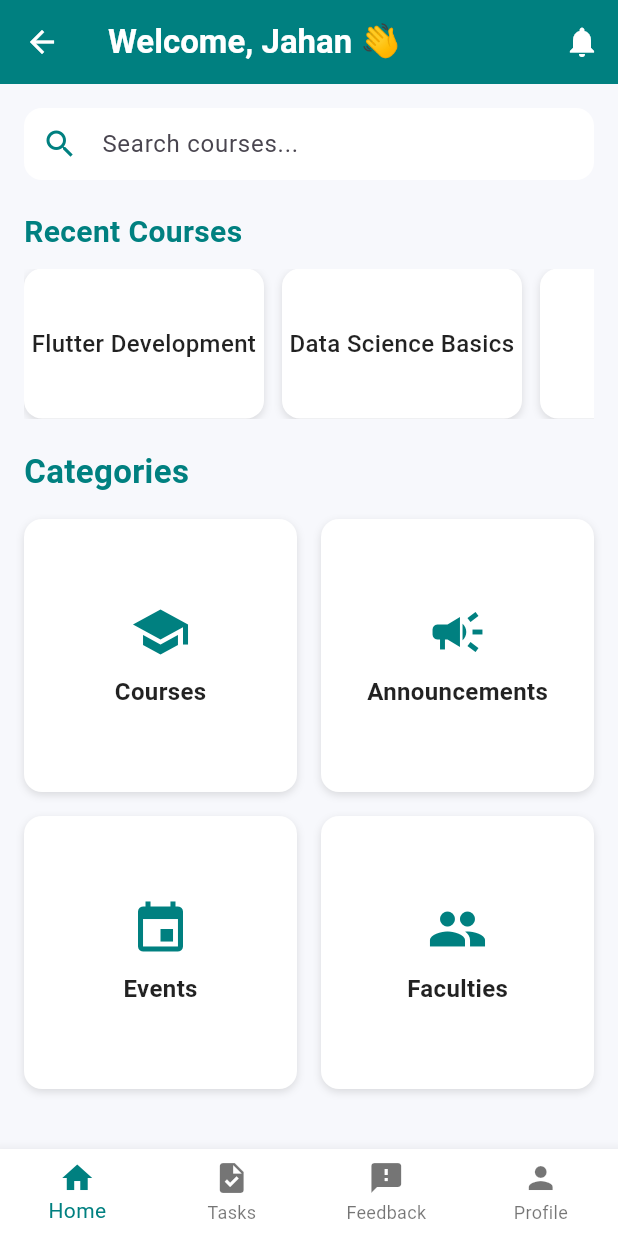
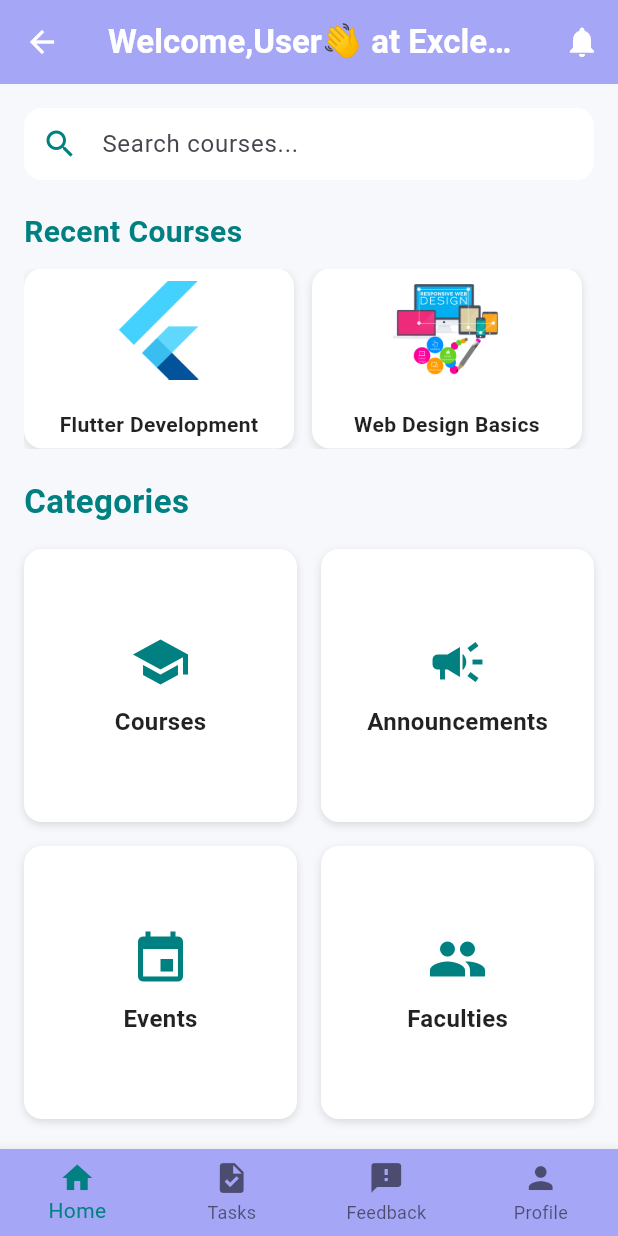
Before and after one commit to IsratJahanSamiha/UpSkillU, a Flutter app: the HomePage screen opened by its route, on a phone screen of 412 x 824 dp. Run offline on Flutter 3.47's test engine with Material 3 defaults, Android fonts, the phone set to English and light mode, and no system bars.

Commit message:
Aroon, i have added the mock api for courses

```diff
--- a/lib/home.dart
+++ b/lib/home.dart
@@ -1,5 +1,7 @@
 import 'package:flutter/material.dart';
 import 'course.dart';
+import 'package:provider/provider.dart';
+import 'course_provider.dart';
 import 'notification.dart';
 import 'profile.dart';
 import 'feedback_page.dart';
@@ -22,11 +24,8 @@ class _HomePageState extends State<HomePage> {
     {'title': 'Faculties', 'icon': Icons.people},
   ];
 
-  final List<String> recentCourses = [
-    'Flutter Development',
-    'Data Science Basics',
-    'Web Design Essentials',
-  ];
+  // recentCourses now comes from CourseProvider (mock API). We keep a local
+  // placeholder while the provider loads.
 
   void _onItemTapped(int index) {
     setState(() {
@@ -63,7 +62,7 @@ class _HomePageState extends State<HomePage> {
 
       // ✅ AppBar
       appBar: AppBar(
-        backgroundColor: const Color(0xFF008080),
+        backgroundColor: const Color(0xFFA5A6F6),
         elevation: 0,
         leading: IconButton(
           icon: const Icon(Icons.arrow_back, color: Colors.white),
@@ -72,18 +71,17 @@ class _HomePageState extends State<HomePage> {
           },
         ),
         title: const Text(
-          'Welcome, Jahan 👋',
-          style: TextStyle(
-            fontWeight: FontWeight.bold,
-            color: Colors.white,
-          ),
+          'Welcome,User👋 at Exclerate',
+          style: TextStyle(fontWeight: FontWeight.bold, color: Colors.white),
         ),
         actions: [
           IconButton(
             icon: const Icon(Icons.notifications, color: Colors.white),
             onPressed: () {
-              Navigator.push(context,
-                  MaterialPageRoute(builder: (context) => NotificationPage()));
+              Navigator.push(
+                context,
+                MaterialPageRoute(builder: (context) => NotificationPage()),
+              );
             },
           ),
         ],
@@ -103,8 +101,10 @@ class _HomePageState extends State<HomePage> {
                 prefixIcon: const Icon(Icons.search, color: Color(0xFF008080)),
                 filled: true,
                 fillColor: Colors.white,
-                contentPadding:
-                const EdgeInsets.symmetric(vertical: 0, horizontal: 16),
+                contentPadding: const EdgeInsets.symmetric(
+                  vertical: 0,
+                  horizontal: 16,
+                ),
                 border: OutlineInputBorder(
                   borderRadius: BorderRadius.circular(12),
                   borderSide: BorderSide.none,
@@ -124,19 +124,30 @@ class _HomePageState extends State<HomePage> {
             ),
             const SizedBox(height: 10),
             SizedBox(
-              height: 100,
-              child: ListView.builder(
+              height: 120,
+              child: Consumer<CourseProvider>(
+                builder: (context, provider, _) {
+                  if (provider.isLoading) {
+                    return const Center(child: CircularProgressIndicator());
+                  }
+                  if (provider.courses.isEmpty) {
+                    return const Center(child: Text('No recent courses'));
+                  }
+
+                  return ListView.builder(
                     scrollDirection: Axis.horizontal,
-                itemCount: recentCourses.length,
+                    itemCount: provider.courses.length,
                     itemBuilder: (context, index) {
-                  final course = recentCourses[index];
+                      final course = provider.courses[index];
                       return GestureDetector(
                         onTap: () {
-                      Navigator.push(context,
-                          MaterialPageRoute(builder: (context) => Course()));
+                          Navigator.push(
+                            context,
+                            MaterialPageRoute(builder: (context) => Course()),
+                          );
                         },
                         child: Container(
-                      width: 160,
+                          width: 180,
                           margin: const EdgeInsets.only(right: 12),
                           decoration: BoxDecoration(
                             color: Colors.white,
@@ -149,18 +160,41 @@ class _HomePageState extends State<HomePage> {
                               ),
                             ],
                           ),
-                      child: Center(
+                          child: Column(
+                            mainAxisAlignment: MainAxisAlignment.center,
+                            children: [
+                              Expanded(
+                                child: Padding(
+                                  padding: const EdgeInsets.all(8.0),
+                                  child: Image.asset(
+                                    course['image'] ?? 'assets/logo.PNG',
+                                    fit: BoxFit.contain,
+                                  ),
+                                ),
+                              ),
+                              const SizedBox(height: 6),
+                              Padding(
+                                padding: const EdgeInsets.symmetric(
+                                  horizontal: 8.0,
+                                  vertical: 6.0,
+                                ),
                                 child: Text(
-                          course,
+                                  course['title'] ?? 'Untitled',
                                   textAlign: TextAlign.center,
+                                  maxLines: 2,
+                                  overflow: TextOverflow.ellipsis,
                                   style: const TextStyle(
-                            fontSize: 16,
-                            fontWeight: FontWeight.w500,
+                                    fontSize: 14,
+                                    fontWeight: FontWeight.w600,
                                     color: Colors.black87,
                                   ),
                                 ),
                               ),
+                            ],
                           ),
+                        ),
+                      );
+                    },
                   );
                 },
               ),
@@ -195,14 +229,13 @@ class _HomePageState extends State<HomePage> {
                       if (category['title'] == 'Courses') {
                         Navigator.push(
                           context,
-                          MaterialPageRoute(
-                            builder: (context) => Course(),
-                          ),
+                          MaterialPageRoute(builder: (context) => Course()),
                         );
                       } else {
                         ScaffoldMessenger.of(context).showSnackBar(
                           SnackBar(
-                              content: Text('${category['title']} tapped')),
+                            content: Text('${category['title']} tapped'),
+                          ),
                         );
                       }
                     },
@@ -221,8 +254,11 @@ class _HomePageState extends State<HomePage> {
                       child: Column(
                         mainAxisAlignment: MainAxisAlignment.center,
                         children: [
-                          Icon(category['icon'],
-                              size: 40, color: const Color(0xFF008080)),
+                          Icon(
+                            category['icon'],
+                            size: 40,
+                            color: const Color(0xFF008080),
+                          ),
                           const SizedBox(height: 8),
                           Text(
                             category['title'],
@@ -246,7 +282,7 @@ class _HomePageState extends State<HomePage> {
       // ✅ Bottom Navigation
       bottomNavigationBar: BottomNavigationBar(
         type: BottomNavigationBarType.fixed,
-        backgroundColor: Colors.white,
+        backgroundColor: Color(0xFFA5A6F6),
         selectedItemColor: const Color(0xFF008080),
         unselectedItemColor: Colors.black54,
         currentIndex: _selectedIndex,
@@ -254,7 +290,10 @@ class _HomePageState extends State<HomePage> {
         items: const [
           BottomNavigationBarItem(icon: Icon(Icons.home), label: 'Home'),
           BottomNavigationBarItem(icon: Icon(Icons.task), label: 'Tasks'),
-          BottomNavigationBarItem(icon: Icon(Icons.feedback), label: 'Feedback'),
+          BottomNavigationBarItem(
+            icon: Icon(Icons.feedback),
+            label: 'Feedback',
+          ),
           BottomNavigationBarItem(icon: Icon(Icons.person), label: 'Profile'),
         ],
       ),
--- a/lib/main.dart
+++ b/lib/main.dart
@@ -5,8 +5,7 @@
 import 'login.dart';
 import 'signup.dart';
 import 'feedback_provider.dart';
-
-
+import 'course_provider.dart';
 
 void main() {
   runApp(
@@ -14,6 +13,7 @@
       providers: [
         ChangeNotifierProvider(create: (_) => AuthProvider()),
         ChangeNotifierProvider(create: (_) => FeedbackProvider()),
+        ChangeNotifierProvider(create: (_) => CourseProvider()),
       ],
       child: UpSkillUApp(),
     ),
@@ -59,7 +59,6 @@
         '/signup': (context) => const SignUp(),
         '/home': (context) => const HomePage(),
       },
-
     );
   }
 }
```
Also changed, not shown: lib/course.dart (+124 -108 lines), lib/course_details.dart (+81 -51 lines), lib/course_provider.dart (added, +73 -0 lines), lib/mock_api_service.dart (added, +93 -0 lines), lib/notification.dart (+2 -5 lines), lib/profile.dart (+23 -12 lines). Lines whose indentation alone changed are shown as unchanged.
